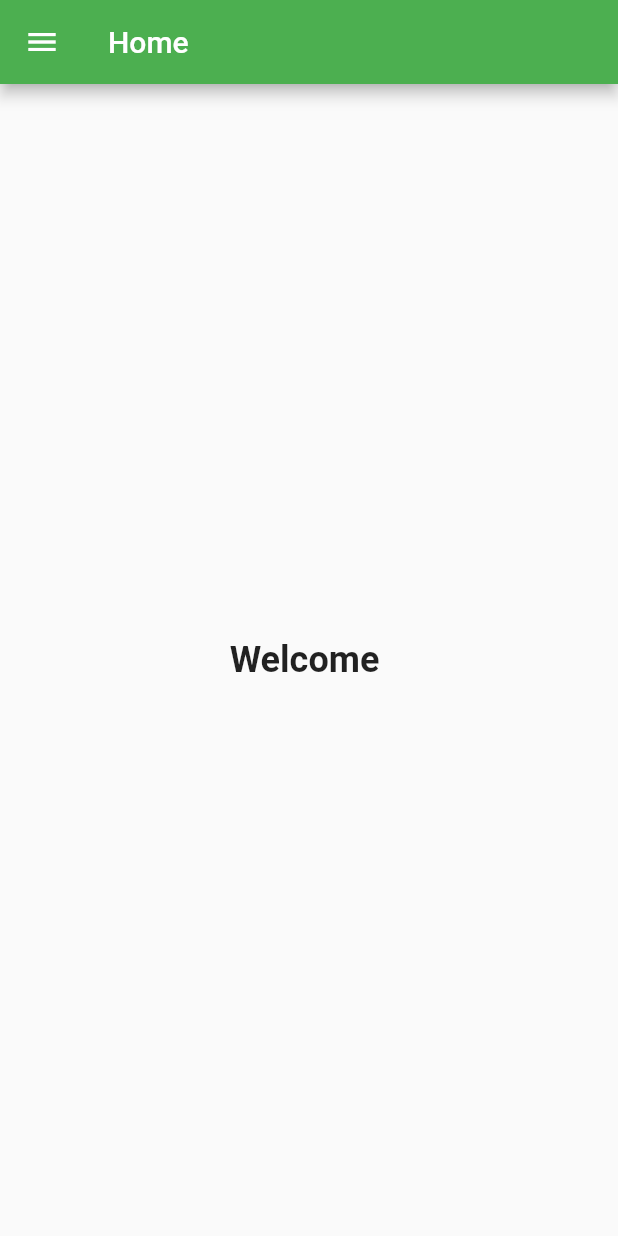
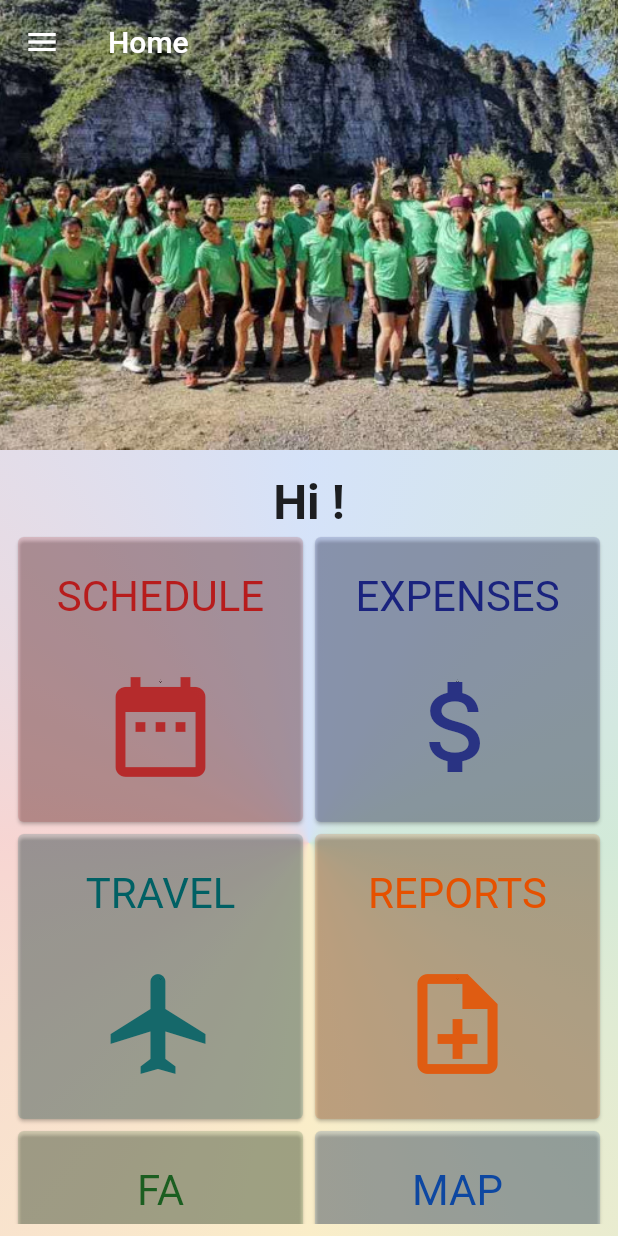
Before and after one commit to raul-sauco/ka-flutter, a Flutter app: the HomePage screen opened by its route, on a phone screen of 412 x 824 dp. Run offline on Flutter 3.47's test engine with Material 2 defaults, Android fonts, the phone set to English and light mode, and no system bars; our stand-ins replace built_value, flutter_markdown, infinite_scroll_pagination, shared_preferences; missing offline and left inert: global_configuration; accounts and stored records are empty; generated files the repository leaves out were written again.

Commit message:
Styled home page

```diff
--- a/lib/screens/home.dart
+++ b/lib/screens/home.dart
@@ -1,8 +1,8 @@
 import 'package:flutter/material.dart';
-import 'package:provider/provider.dart';
 
-import '../services/auth.dart';
 import '../widgets/default_drawer.dart';
+import '../widgets/home/home_main_content.dart';
+import '../widgets/home/home_sliver_app_bar.dart';
 
 /// Renders the home page of a logged in user.
 class HomePage extends StatelessWidget {
@@ -14,22 +14,14 @@ class HomePage extends StatelessWidget {
 
   Widget build(BuildContext context) {
     return Scaffold(
-      appBar: AppBar(
-        title: Text(title),
-      ),
       drawer: DefaultDrawer(currentPage: HomePage.id),
-      body: Consumer<AuthService>(
-        builder: (context, auth, child) {
-          return Center(
-            child: Text(
-              "Welcome ${auth.user.username}",
-              style: TextStyle(
-                fontSize: 24,
-                fontWeight: FontWeight.bold,
-              ),
-            ),
-          );
-        },
+      body: CustomScrollView(
+        slivers: [
+          HomeSliverAppBar(),
+          SliverFillRemaining(
+            child: HomeMainContent(),
+          )
+        ],
       ),
     );
   }
--- a/lib/screens/login.dart
+++ b/lib/screens/login.dart
@@ -25,7 +25,6 @@ class _LoginPageState extends State<LoginPage> {
               child: CircularProgressIndicator(),
             )
           : LoginForm(loginCallback: (args, ctx) async {
-              print('Login Arguments ${args.username}, ${args.password}');
               setState(() {
                 _loading = true;
               });
--- a/lib/services/auth.dart
+++ b/lib/services/auth.dart
@@ -25,7 +25,6 @@ class AuthService with ChangeNotifier {
       GlobalConfiguration().updateValue('accessToken', user.accessToken);
       return user;
     } else {
-      print('No current user or user data in prefs');
       return null;
     }
   }
@@ -36,7 +35,6 @@ class AuthService with ChangeNotifier {
     await prefs.remove('accessToken');
     await prefs.remove('username');
     this.user = null;
-    print('AuthService cleared login data');
   }
 
   /// Login user using username and password
--- a/lib/services/document_service.dart
+++ b/lib/services/document_service.dart
@@ -67,7 +67,6 @@ class DocumentService {
     var response =
         await http.get('$apiUrl/documents/$id', headers: this._headers);
     if (response.statusCode == 200) {
-      print(response.body);
       return serializers.deserializeWith(
           Document.serializer, jsonDecode(response.body));
     } else {
--- a/lib/widgets/default_drawer.dart
+++ b/lib/widgets/default_drawer.dart
@@ -26,7 +26,10 @@ class DefaultDrawer extends StatelessWidget {
           Container(
             height: 86,
             child: DrawerHeader(
-              child: Text('MENU'),
+              child: Text(
+                'MENU',
+                style: TextStyle(color: Colors.white),
+              ),
               decoration: BoxDecoration(
                 color: Theme.of(context).primaryColor,
               ),
--- /dev/null
+++ b/lib/widgets/home/home_grid.dart
@@ -0,0 +1,101 @@
+import 'package:flutter/material.dart';
+
+/// HomeGrid displays a grid of useful actions on the `HomePage`
+///
+/// TODO this page needs to be reactive and adjust content based
+/// on real-time circumstances, some examples:
+/// - During a trip should display schedule.
+/// - Before the trip should warn that travel dates are approaching.
+/// - After a trip should show state of expenses and reports.
+class HomeGrid extends StatelessWidget {
+  final Color color = Colors.red;
+  @override
+  Widget build(BuildContext context) {
+    return GridView.count(
+      crossAxisCount: 2,
+      children: [
+        HomeGridItem(
+          color: Colors.red[900],
+          icon: Icons.date_range,
+          title: 'SCHEDULE',
+        ),
+        HomeGridItem(
+          color: Colors.indigo[900],
+          icon: Icons.attach_money,
+          title: 'EXPENSES',
+        ),
+        HomeGridItem(
+          color: Colors.cyan[900],
+          icon: Icons.flight,
+          title: 'TRAVEL',
+        ),
+        HomeGridItem(
+          color: Colors.orange[900],
+          icon: Icons.note_add_outlined,
+          title: 'REPORTS',
+        ),
+        HomeGridItem(
+          color: Colors.green[900],
+          icon: Icons.local_hospital,
+          title: 'FA',
+        ),
+        HomeGridItem(
+          color: Colors.blue[900],
+          icon: Icons.map_outlined,
+          title: 'MAP',
+        ),
+      ],
+    );
+  }
+}
+
+/// Render one of the home grid items.
+class HomeGridItem extends StatelessWidget {
+  final Color color;
+  final IconData icon;
+  final double opacity;
+  final String title;
+
+  HomeGridItem({
+    this.color = Colors.black,
+    this.icon = Icons.question_answer,
+    this.opacity = 0.15,
+    this.title = 'Hello',
+  });
+
+  @override
+  Widget build(BuildContext context) {
+    return Card(
+      color: color.withOpacity(opacity),
+      child: InkWell(
+        onTap: () {
+          Scaffold.of(context).showSnackBar(
+            SnackBar(
+              content: Text('Not implemented yet!'),
+            ),
+          );
+        },
+        child: Padding(
+          padding: const EdgeInsets.all(8.0),
+          child: Column(
+            mainAxisAlignment: MainAxisAlignment.spaceAround,
+            children: [
+              Text(
+                title,
+                style: TextStyle(
+                  color: color,
+                  fontSize: 28.0,
+                ),
+              ),
+              Icon(
+                icon,
+                size: 80,
+                color: color.withAlpha(220),
+              ),
+            ],
+          ),
+        ),
+      ),
+    );
+  }
+}
--- /dev/null
+++ b/lib/widgets/home/home_main_content.dart
@@ -0,0 +1,61 @@
+import 'dart:math' as math;
+import 'package:flutter/material.dart';
+import 'package:provider/provider.dart';
+
+import '../../services/auth.dart';
+import 'home_grid.dart';
+
+/// Renders the main content, below the AppBar on the `HomePage`.
+class HomeMainContent extends StatelessWidget {
+  @override
+  Widget build(BuildContext context) {
+    return Container(
+      decoration: BoxDecoration(
+        gradient: SweepGradient(
+          center: FractionalOffset.center,
+          startAngle: 0.0,
+          endAngle: math.pi * 2,
+          colors: const <Color>[
+            Color(0x3334A853), // green
+            Color(0x33FBBC05), // yellow
+            Color(0x33EA4335), // red
+            Color(0x334285F4), // blue
+            Color(0x3334A853), // green
+          ],
+          stops: const <double>[0.0, 0.25, 0.5, 0.75, 1.0],
+        ),
+      ),
+      child: Padding(
+        padding: const EdgeInsets.all(8.0),
+        child: Column(
+          children: [
+            HomeWelcomeMessage(),
+            Expanded(
+              child: HomeGrid(),
+            ),
+          ],
+        ),
+      ),
+    );
+  }
+}
+
+/// HomePage welcome component.
+class HomeWelcomeMessage extends StatelessWidget {
+  @override
+  Widget build(BuildContext context) {
+    return Padding(
+      padding: const EdgeInsets.only(top: 8.0),
+      child: Consumer<AuthService>(
+        // TODO hide the widget on scroll up.
+        builder: (context, auth, child) => Text(
+          "Hi ${auth.user.username}!",
+          style: TextStyle(
+            fontSize: 32,
+            fontWeight: FontWeight.bold,
+          ),
+        ),
+      ),
+    );
+  }
+}
--- /dev/null
+++ b/lib/widgets/home/home_sliver_app_bar.dart
@@ -0,0 +1,25 @@
+import 'package:flutter/material.dart';
+
+/// HomePage SliverAppBar with background image.
+class HomeSliverAppBar extends StatelessWidget {
+  @override
+  Widget build(BuildContext context) {
+    // Nice SliverAppBar example here:
+    // https://github.com/FcoJavierSG/flutter_sliverappbar_example
+    return SliverAppBar(
+      title: Text('Home'),
+      // Experimenting with the UX hiding the AppBar.
+      // pinned: true,
+      flexibleSpace: FlexibleSpaceBar(
+          stretchModes: [
+            StretchMode.zoomBackground,
+            StretchMode.blurBackground,
+          ],
+          background: Image(
+            image: AssetImage('assets/images/XIS486MWGCBKLQ20HAO1.jpg'),
+            fit: BoxFit.cover,
+          )),
+      expandedHeight: 300,
+    );
+  }
+}
--- a/pubspec.yaml
+++ b/pubspec.yaml
@@ -38,3 +38,4 @@ flutter:
 
   assets:
     - assets/cfg/
+    - assets/images/
```
Also changed, not shown: assets/images/XIS486MWGCBKLQ20HAO1.jpg (added), assets/images/logo-alpha.png (added), assets/images/logo.png (added).
